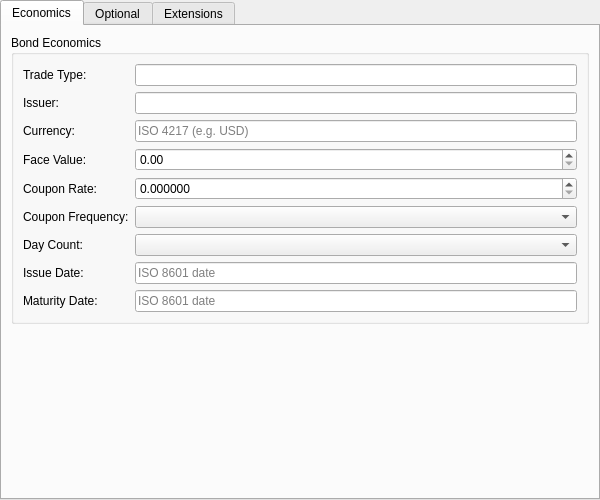
The window that projects/ores.qt.trading/ui/BondInstrumentForm.ui (OreStudio/OreStudio) describes before a commit, drawn with Qt 5.
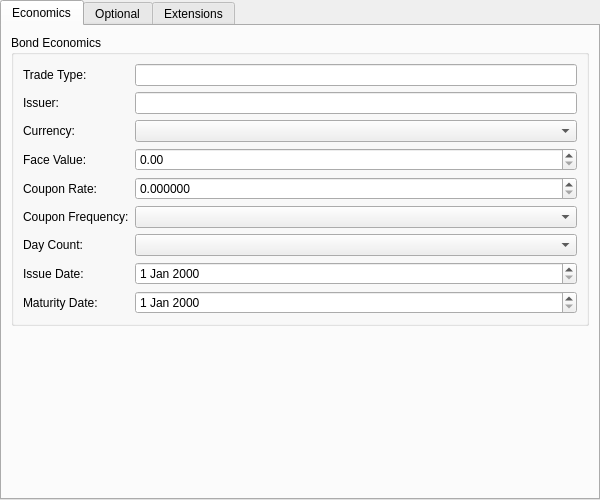
The same window after the commit. Custom widgets are drawn as their Qt base class.

Commit message: [qt,trading] Currency combos with flag icons, date pickers, and dialog polish

What changed in the file:
```diff
--- a/projects/ores.qt.trading/ui/BondInstrumentForm.ui
+++ b/projects/ores.qt.trading/ui/BondInstrumentForm.ui
@@ -47,9 +47,7 @@
            <widget class="QLabel"><property name="text"><string>Currency:</string></property></widget>
           </item>
           <item row="2" column="1">
-           <widget class="QLineEdit" name="currencyEdit">
-            <property name="placeholderText"><string>ISO 4217 (e.g. USD)</string></property>
-           </widget>
+           <widget class="OreCurrencyComboBox" name="currencyCombo"/>
           </item>
           <item row="3" column="0">
            <widget class="QLabel"><property name="text"><string>Face Value:</string></property></widget>
@@ -90,17 +88,13 @@
            <widget class="QLabel"><property name="text"><string>Issue Date:</string></property></widget>
           </item>
           <item row="7" column="1">
-           <widget class="QLineEdit" name="issueDateEdit">
-            <property name="placeholderText"><string>ISO 8601 date</string></property>
-           </widget>
+           <widget class="OreDateEdit" name="issueDateEdit"/>
           </item>
           <item row="8" column="0">
            <widget class="QLabel"><property name="text"><string>Maturity Date:</string></property></widget>
           </item>
           <item row="8" column="1">
-           <widget class="QLineEdit" name="maturityDateEdit">
-            <property name="placeholderText"><string>ISO 8601 date</string></property>
-           </widget>
+           <widget class="OreDateEdit" name="maturityDateEdit"/>
           </item>
          </layout>
         </widget>
@@ -270,6 +264,16 @@
   <extends>QDoubleSpinBox</extends>
   <header>ores.qt/OreDoubleSpinBox.hpp</header>
  </customwidget>
+ <customwidget>
+  <class>OreDateEdit</class>
+  <extends>QDateEdit</extends>
+  <header>ores.qt/OreDateEdit.hpp</header>
+ </customwidget>
+ <customwidget>
+  <class>OreCurrencyComboBox</class>
+  <extends>QComboBox</extends>
+  <header>ores.qt/OreCurrencyComboBox.hpp</header>
+ </customwidget>
 </customwidgets>
 <resources/>
  <connections/>
```
Left out of the diff: 12 changed lines with no effect on the pictures. The commit also changes 32 other files.
